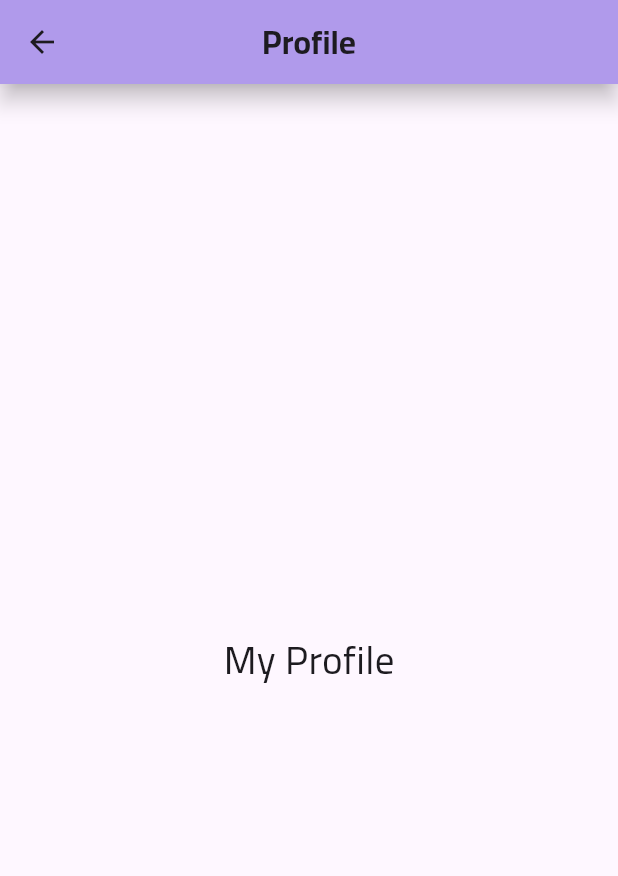
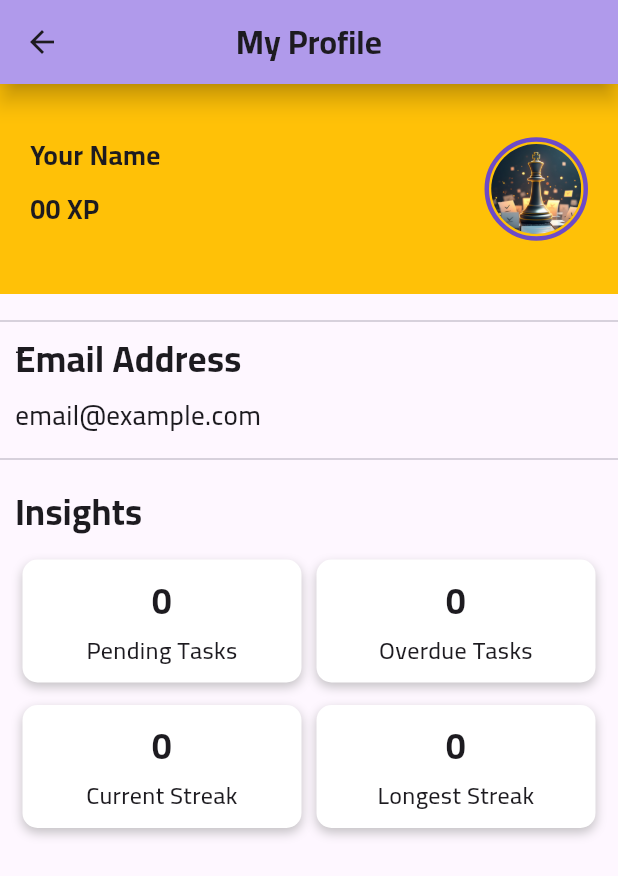
Before and after one commit to Amrr-Tarek/CheckMate, a Flutter app: the MyProfile screen opened by its route, on a phone screen of 412 x 824 dp. Shown: the top 876 px of the screen. Run offline on Flutter 3.47's test engine with Material 3 defaults, Android fonts, the phone set to English and light mode, and no system bars; our stand-ins replace table_calendar; network calls fail.

Commit message:
Implemented My Profile Page
# Commit Changelog
- Added:
    - User's info
        - Name
        - XP (experience)
        - Logo
        - Email Address
    - User's Insights / Stats
        - Pending Tasks
        - Overdue Tasks

        - Current Streak
        - Longest Streak
- Fixed:
- Updated:

```diff
--- a/lib/models/buttons.dart
+++ b/lib/models/buttons.dart
@@ -84,13 +84,12 @@ class CheckBoxWidget extends StatefulWidget {
   final Text text;
 
   const CheckBoxWidget(
-      {Key? key,
+      {super.key,
       required this.isChecked,
       required this.onChanged,
       this.text = const Text(
           "") // Default value is an empty string if no text is provided
-      })
-      : super(key: key);
+      });
 
   @override
   _CheckBoxWidgetState createState() => _CheckBoxWidgetState();
--- a/lib/pages/my_profile.dart
+++ b/lib/pages/my_profile.dart
@@ -12,12 +12,161 @@ class _MyProfileState extends State<MyProfile> {
   @override
   Widget build(BuildContext context) {
     return Scaffold(
-        // Page Front End - Everything down here is unnecessary
-        appBar: appBar(context, "Profile"),
-        body: const Center(
-            child: Text(
-          "My Profile",
-          style: TextStyle(fontSize: 26),
-        )));
+      // Page Front End - Everything down here is unnecessary
+      appBar: appBar(context, "My Profile"),
+      body: __body(),
+    );
+  }
+
+  Column __body() {
+    return Column(
+      crossAxisAlignment: CrossAxisAlignment.start,
+      children: [
+        __nameLogo(),
+        const SizedBox(height: 10),
+        const Divider(),
+        __email(),
+        const Divider(),
+        __insightsSection(),
+      ],
+    );
+  }
+
+  Padding __insightsSection() {
+    return Padding(
+        padding: const EdgeInsets.all(10.0),
+        child: Column(
+          crossAxisAlignment: CrossAxisAlignment.start,
+          children: [
+            const Text(
+              "Insights",
+              style: TextStyle(fontSize: 24, fontWeight: FontWeight.w700),
+            ),
+            const SizedBox(height: 15),
+            Row(
+              mainAxisAlignment: MainAxisAlignment.spaceEvenly,
+              children: [
+                _InsightCard(label: "Pending Tasks", value: "0"),
+                _InsightCard(label: "Overdue Tasks", value: "0"),
+              ],
+            ),
+            const SizedBox(height: 15),
+            Row(
+              children: [
+                _InsightCard(label: "Current Streak", value: "0"),
+                _InsightCard(label: "Longest Streak", value: "0"),
+              ],
+            ),
+          ],
+        ),
+      );
+  }
+
+  Padding __email() {
+    return Padding(
+      padding: const EdgeInsets.only(left: 10.0),
+      child: Column(
+        crossAxisAlignment: CrossAxisAlignment.start,
+        children: [
+          Text(
+            "ُEmail Address",
+            style: TextStyle(fontSize: 24, fontWeight: FontWeight.w700),
+          ),
+          SizedBox(height: 8),
+          Text(
+            "email@example.com",
+            style: TextStyle(fontSize: 18, fontWeight: FontWeight.w500),
+          ),
+          SizedBox(height: 8),
+        ],
+      ),
+    );
+  }
+
+  Container __nameLogo() {
+    return Container(
+      padding: const EdgeInsets.all(20),
+      color: Colors.amber,
+      height: 140,
+      child: Row(
+        mainAxisAlignment: MainAxisAlignment.spaceBetween,
+        children: [
+          Padding(
+            padding: const EdgeInsets.only(top: 15),
+            child: Column(
+              crossAxisAlignment: CrossAxisAlignment.start,
+              children: [
+                Text(
+                  "Your Name",
+                  style: TextStyle(fontSize: 18, fontWeight: FontWeight.w700),
+                ),
+                SizedBox(height: 10),
+                Text(
+                  "00 XP",
+                  style: TextStyle(fontSize: 18, fontWeight: FontWeight.w700),
+                )
+              ],
+            ),
+          ),
+          Container(
+              // Outline
+              decoration: BoxDecoration(
+                  shape: BoxShape.circle,
+                  border: Border.all(
+                      color: const Color.fromARGB(209, 77, 48, 243), width: 3)),
+              padding: const EdgeInsets.all(1.5),
+              child: ClipOval(
+                child: Image.asset(
+                  'assets/app_icon.png',
+                  width: 60,
+                  height: 60,
+                  fit: BoxFit.contain,
+                ),
+              )),
+        ],
+      ),
+    );
   }
 }
+
+class _InsightCard extends StatelessWidget {
+  final String label;
+  final String value;
+
+  const _InsightCard({required this.label, required this.value});
+
+  @override
+  Widget build(BuildContext context) {
+    return Expanded(
+      child: Container(
+        margin: const EdgeInsets.symmetric(horizontal: 5), //
+        padding: const EdgeInsets.all(10),
+        decoration: BoxDecoration(
+          color: Colors.white,
+          borderRadius: BorderRadius.circular(10),
+          boxShadow: [
+            BoxShadow(
+                color: const Color.fromARGB(150, 157, 157, 157),
+                blurRadius: 5,
+                offset: const Offset(0, 3))
+          ],
+        ),
+        child: Column(
+          children: [
+            Text(
+              value,
+              style: const TextStyle(fontSize: 24, fontWeight: FontWeight.bold),
+              textAlign: TextAlign.center,
+            ),
+            const SizedBox(height: 5),
+            Text(
+              label,
+              style: const TextStyle(fontSize: 16, fontWeight: FontWeight.w500),
+              textAlign: TextAlign.center,
+            ),
+          ],
+        ),
+      ),
+    );
+  }
+}
```
Also changed, not shown: flutter_01.png (added), pubspec.lock, 1 other file.
